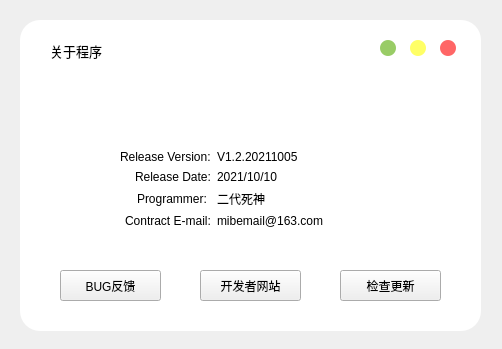
Before: the Qt Designer form bilidabout.ui in JimmyLiang-lzm/biliDownloader_GUI, drawn with Qt 5.
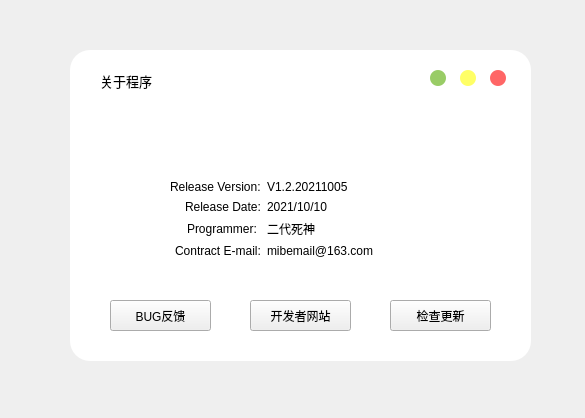
After: the same form once the commit is applied. Icons and pictures are not drawn.

Commit message: Fixed UI Marginal Shadows.

Patch:
```diff
--- a/bilidabout.ui
+++ b/bilidabout.ui
@@ -6,8 +6,8 @@
    <rect>
     <x>0</x>
     <y>0</y>
-    <width>502</width>
-    <height>349</height>
+    <width>585</width>
+    <height>418</height>
    </rect>
   </property>
   <property name="windowTitle">
@@ -171,8 +171,8 @@
   <widget class="QWidget" name="mainwidget" native="true">
    <property name="geometry">
     <rect>
-     <x>20</x>
-     <y>20</y>
+     <x>70</x>
+     <y>50</y>
      <width>461</width>
      <height>311</height>
     </rect>
```
The commit also changes 3 other files.
